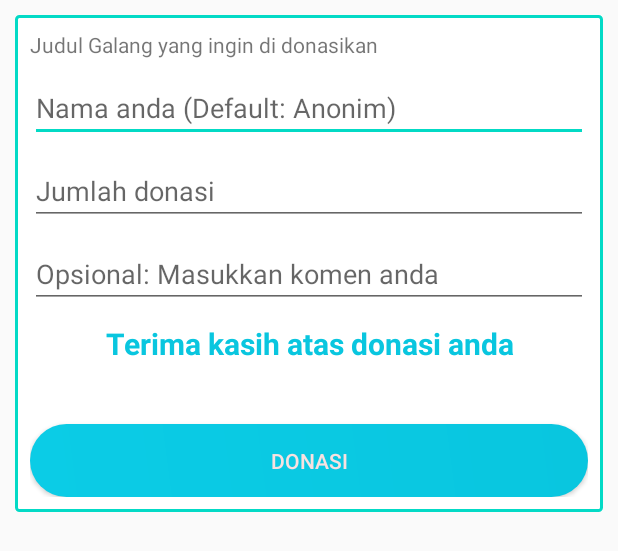
After one commit to winlian99/ProyekAplikasiDonasi, an Android app: the layout activity_berdonasi.xml on its own in the app's theme, with its tools: preview values and no code run, on a phone screen of 412 x 824 dp. The commit adds this screen. Shown: the top 551 px of the screen. Run offline under Robolectric (Android 15) with nearby library versions, the phone set to English and light mode, and no system bars.

Commit message:
Added: Feature Berdonasi

```diff
--- /dev/null
+++ b/app/src/main/res/layout/activity_berdonasi.xml
@@ -0,0 +1,75 @@
+<?xml version="1.0" encoding="utf-8"?>
+<LinearLayout xmlns:android="http://schemas.android.com/apk/res/android"
+    xmlns:app="http://schemas.android.com/apk/res-auto"
+    xmlns:tools="http://schemas.android.com/tools"
+    android:layout_width="match_parent"
+    android:layout_height="match_parent"
+    android:orientation="vertical"
+    tools:context=".ui.galang.BerdonasiActivity">
+
+    <LinearLayout
+        android:layout_width="match_parent"
+        android:layout_height="wrap_content"
+        android:layout_margin="10dp"
+        android:background="@drawable/box_with_border"
+        android:orientation="vertical"
+        android:padding="10dp">
+
+        <TextView
+            android:id="@+id/judul_galang"
+            android:layout_width="match_parent"
+            android:layout_height="wrap_content"
+            android:text="Judul Galang yang ingin di donasikan" />
+
+        <EditText
+            android:id="@+id/nama_donatur"
+            android:layout_width="match_parent"
+            android:layout_height="wrap_content"
+            android:layout_marginTop="10dp"
+            android:hint="Nama anda (Default: Anonim)"
+            android:inputType="text" />
+
+        <EditText
+            android:id="@+id/donated_money"
+            android:layout_width="match_parent"
+            android:layout_height="wrap_content"
+            android:layout_marginTop="10dp"
+            android:hint="Jumlah donasi"
+            android:inputType="text" />
+
+        <EditText
+            android:id="@+id/komen_donasi"
+            android:layout_width="match_parent"
+            android:layout_height="wrap_content"
+            android:layout_marginTop="10dp"
+            android:hint="Opsional: Masukkan komen anda"
+            android:inputType="text" />
+
+        <LinearLayout
+            android:layout_width="match_parent"
+            android:layout_height="wrap_content"
+            android:layout_marginTop="10dp">
+
+            <TextView
+                android:layout_width="match_parent"
+                android:layout_height="wrap_content"
+                android:gravity="center"
+                android:text="Terima kasih atas donasi anda"
+                android:textColor="@color/startBlue"
+                android:textSize="20sp"
+                android:textStyle="bold" />
+
+        </LinearLayout>
+
+        <Button
+            android:id="@+id/final_donation_button"
+            android:layout_width="match_parent"
+            android:layout_height="wrap_content"
+            android:layout_marginTop="40dp"
+            android:background="@drawable/profile_update_button"
+            android:text="DONASI"
+            android:textColor="@color/whitePastel" />
+
+    </LinearLayout>
+
+</LinearLayout>
--- a/app/src/main/res/layout/activity_galang.xml
+++ b/app/src/main/res/layout/activity_galang.xml
@@ -88,6 +88,7 @@
             </LinearLayout>
 
             <Button
+                android:id="@+id/donation_button"
                 android:layout_width="match_parent"
                 android:layout_height="wrap_content"
                 android:layout_margin="10dp"
```
Also changed, not shown: app/src/main/java/com/example/proyekaplikasidonasi/ui/galang/BerdonasiActivity.kt (added, +68 -0 lines), app/src/main/java/com/example/proyekaplikasidonasi/ui/galang/GalangActivity.kt (+7 -0 lines).
